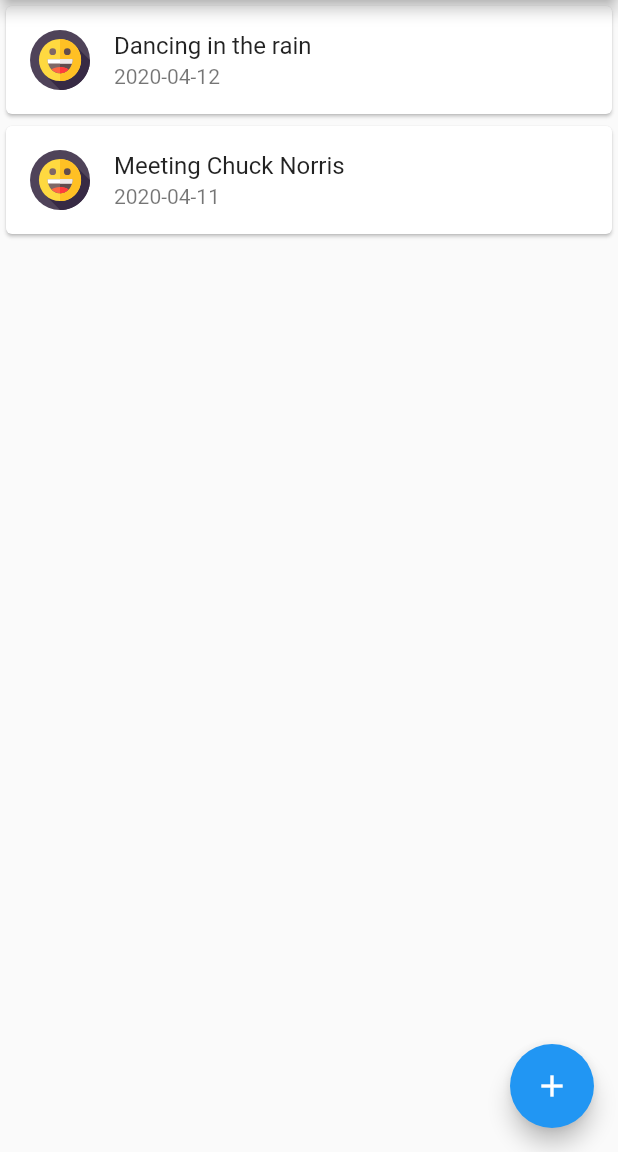
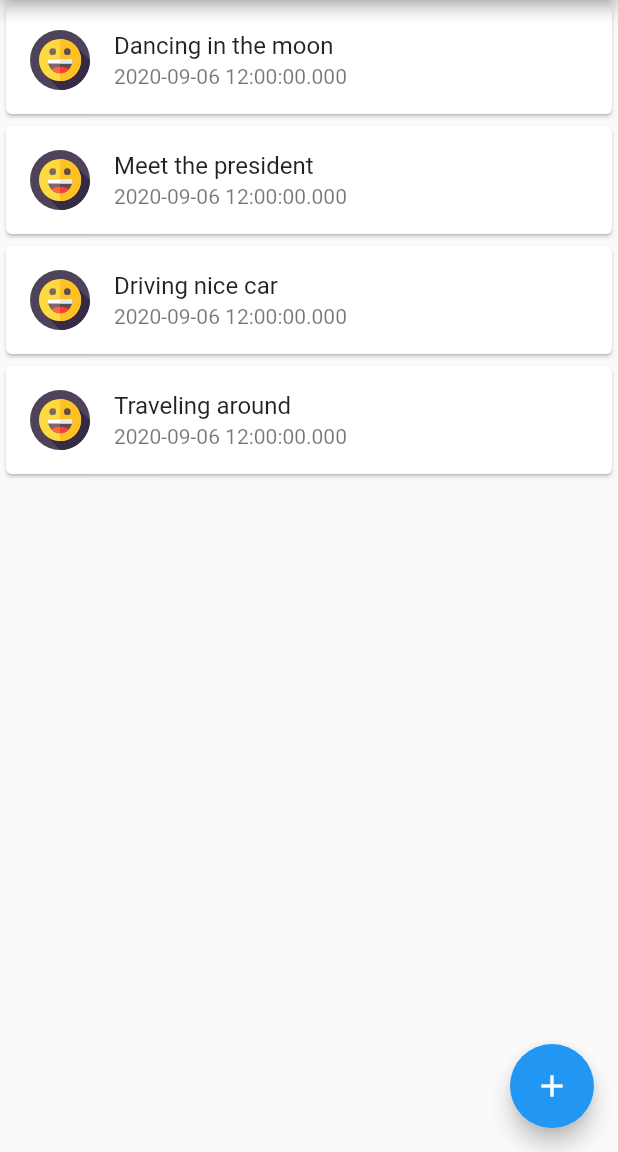
Before and after one commit to flamingdarts/flutter-hapi-app, a Flutter app: the screen it shows after launch, on a phone screen of 412 x 824 dp, the part 84-1236 px from its top. Run offline on Flutter 3.47's test engine with Material 2 defaults, Android fonts, the phone set to English and light mode, and no system bars; our stand-ins replace flutter_svg.

Commit message:
add data model for diary

```diff
--- a/lib/main.dart
+++ b/lib/main.dart
@@ -1,5 +1,6 @@
 import 'package:flutter/material.dart';
 import 'package:flutter_svg/flutter_svg.dart';
+import 'package:hapi_app/model/diary.dart';
 
 void main() => runApp(HapiApp());
 
@@ -12,11 +13,21 @@ class HapiApp extends StatefulWidget {
 
 //data in this class is persistence. _ makes it private
 class _HapiAppState extends State<HapiApp> {
+  final diaryEntries = [
+    Diary('Dancing in the moon', DateTime(2020, 9, 6, 12), 4, 6,
+        'salsa dancing technicques', 'dancing under the moon shine'),
+    Diary('Meet the president', DateTime(2020, 9, 6, 12), 4, 6,
+        'salsa dancing technicques', 'dancing under the moon shine'),
+    Diary('Driving nice car', DateTime(2020, 9, 6, 12), 4, 6,
+        'salsa dancing technicques', 'dancing under the moon shine'),
+    Diary('Traveling around', DateTime(2020, 9, 6, 12), 4, 6,
+        'salsa dancing technicques', 'dancing under the moon shine'),
+  ];
+
   static final String _happyAsset = 'assets/happy.svg';
   final Widget svgIcon = SvgPicture.asset(
     _happyAsset,
   );
-
   @override
   Widget build(Object context) {
     return MaterialApp(
@@ -24,31 +35,22 @@ class _HapiAppState extends State<HapiApp> {
         appBar: AppBar(
           title: Text('Hapi App'),
         ),
-        body: ListView(
-          children: <Widget>[
-            Card(
+        body: ListView.builder(
+          itemBuilder: (context, index) {
+            return Card(
               child: ListTile(
-                title: Text('Dancing in the rain'),
-                subtitle: Text('2020-04-12'),
+                onTap: null,
+                title: Text(diaryEntries[index].highlight),
+                subtitle: Text(diaryEntries[index].date.toString()),
                 leading: Container(
                   constraints: BoxConstraints(maxWidth: 40.0),
                   alignment: Alignment.centerLeft,
                   child: svgIcon,
                 ),
               ),
-            ),
-            Card(
-              child: ListTile(
-                title: Text('Meeting Chuck Norris'),
-                subtitle: Text('2020-04-11'),
-                leading: Container(
-                  constraints: BoxConstraints(maxWidth: 40.0),
-                  alignment: Alignment.centerLeft,
-                  child: svgIcon,
-                ),
-              ),
-            )
-          ],
+            );
+          },
+          itemCount: diaryEntries.length,
         ),
         floatingActionButton: FloatingActionButton(
           onPressed: null,
--- /dev/null
+++ b/lib/model/diary.dart
@@ -0,0 +1,17 @@
+class Diary {
+  final String highlight;
+  final DateTime date;
+  final int energyLevel;
+  final int focusLevel;
+  final String techniqueUsed;
+  final String moments;
+
+  Diary(
+    this.highlight,
+    this.date,
+    this.energyLevel,
+    this.focusLevel,
+    this.techniqueUsed,
+    this.moments,
+  );
+}
```
